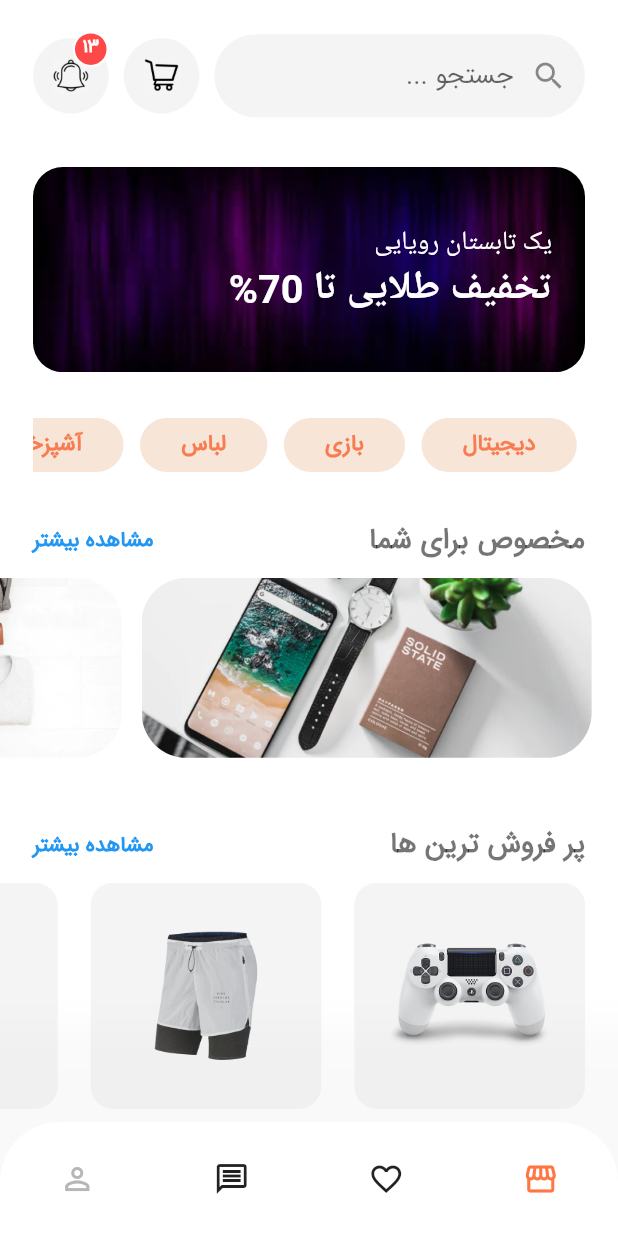
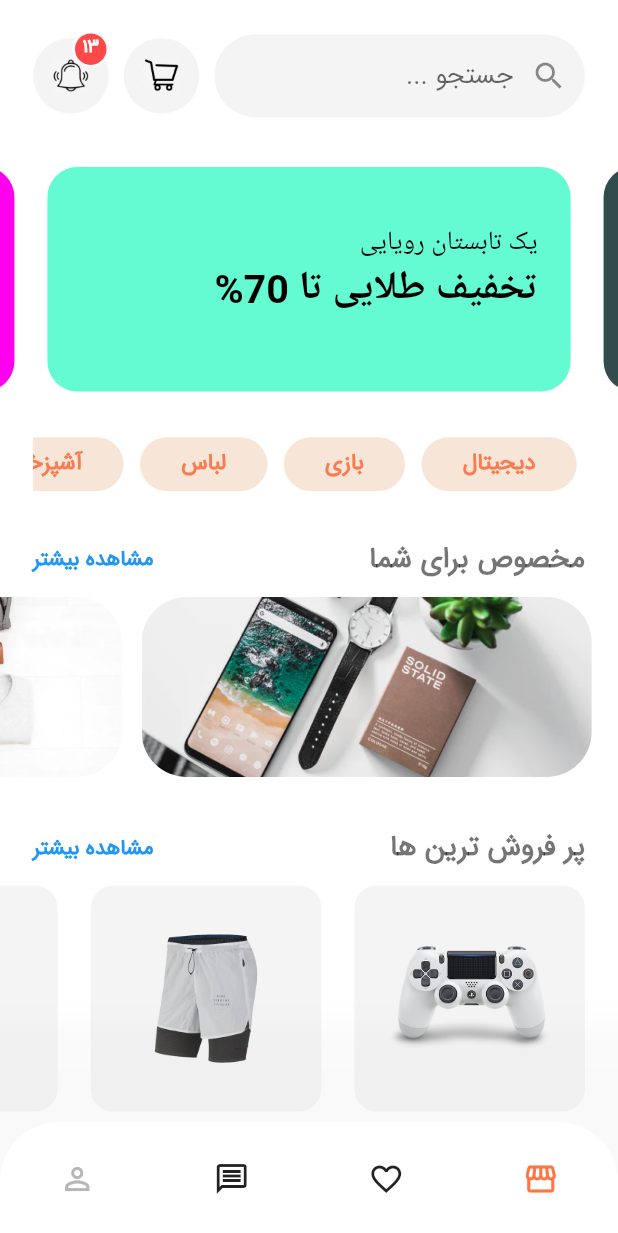
Before and after one commit to KamranGhazi72/rangobooy_flutter, a Flutter app: the HomeScreen screen opened by its route, on a phone screen of 412 x 824 dp. Shown: the top 1233 px of the screen. Run offline on Flutter 3.47's test engine with Material 2 defaults, Android fonts, the phone set to English and light mode, and no system bars; drawn by our look-alikes of carousel_slider.

Commit message:
carousel commit

```diff
--- /dev/null
+++ b/lib/models/slider.dart
@@ -0,0 +1,53 @@
+class MainSlider {
+  String img;
+  String title;
+  String detail;
+  String color;
+
+  MainSlider({this.img, this.title, this.detail, this.color});
+}
+
+List<MainSlider> sliderMain = [
+  MainSlider(
+      img: '0xFF65FBD2',
+      // img: 'assets/images/slider1.jpg',
+      title: 'یک تابستان رویایی',
+      detail: "تخفیف طلایی تا 70%",
+      color: '0xFF000000'),
+  MainSlider(
+      img: '0xFFFF00EF',
+      // img: 'assets/images/slider2.jpg',
+      title: 'یک تابستان رویایی',
+      detail: "تخفیف طلایی تا 70%",
+      color: '0xFFFFFFFF'),
+  MainSlider(
+      img: '0xFF474554',
+      // img: 'assets/images/slider3.jpg',
+      title: 'یک تابستان رویایی',
+      detail: "تخفیف طلایی تا 70%",
+      color: '0xFFFFFFFF'),
+  MainSlider(
+      img: '0xFFFFDB8A',
+      // img: 'assets/images/slider4.jpg',
+      title: 'یک تابستان رویایی',
+      detail: "تخفیف طلایی تا 70%",
+      color: '0xFF008B69'),
+  MainSlider(
+      img: '0xFFB8D6F0',
+      // img: 'assets/images/slider5.png',
+      title: 'یک تابستان رویایی',
+      detail: "تخفیف طلایی تا 70%",
+      color: '0xFF000000'),
+  MainSlider(
+      img: '0xFF65FBD2',
+      // img: 'assets/images/slider6.jpeg',
+      title: 'یک تابستان رویایی',
+      detail: "تخفیف طلایی تا 70%",
+      color: '0xFF8685EF'),
+  MainSlider(
+      img: '0xFF324B4C',
+      // img: 'assets/images/imagesDescount.jpg',
+      title: 'یک تابستان رویایی',
+      detail: "تخفیف طلایی تا 70%",
+      color: '0xFFFFFFFF'),
+];
--- a/lib/screens/home/components/body.dart
+++ b/lib/screens/home/components/body.dart
@@ -1,5 +1,6 @@
 import 'package:flutter/material.dart';
 import 'package:rangobooy/screens/home/components/best_products.dart';
+import 'package:rangobooy/screens/home/components/carousel_slider.dart';
 import 'package:rangobooy/screens/home/components/categories.dart';
 import 'package:rangobooy/screens/home/components/discount_banner.dart';
 import 'package:rangobooy/screens/home/components/home_header.dart';
@@ -16,12 +17,13 @@ class Body extends StatelessWidget {
           SizedBox(height: getProportionateScreenHeight(20)),
           HomeHeader(),
           SizedBox(height: getProportionateScreenHeight(20)),
-          DiscountBanner(),
+          CarouselSliderMain(),
+          // DiscountBanner(),
           SizedBox(height: getProportionateScreenHeight(20)),
           Categories(),
           SizedBox(height: getProportionateScreenHeight(20)),
           SpecialOffers(),
-          SizedBox(height: getProportionateScreenWidth(30)),
+          SizedBox(height: getProportionateScreenWidth(20)),
           BestProducts(),
           SizedBox(height: getProportionateScreenWidth(30)),
         ],
--- /dev/null
+++ b/lib/screens/home/components/carousel_slider.dart
@@ -0,0 +1,71 @@
+import 'package:carousel_slider/carousel_slider.dart';
+import 'package:flutter/material.dart';
+import 'package:rangobooy/models/slider.dart';
+import 'package:rangobooy/size_config.dart';
+
+class CarouselSliderMain extends StatelessWidget {
+  @override
+  Widget build(BuildContext context) {
+    return Container(
+      child: CarouselSlider(
+        options: CarouselOptions(
+          height: 170.0,
+          // aspectRatio: 16 / 9,
+          viewportFraction: 0.9,
+          initialPage: 0,
+          enableInfiniteScroll: true,
+          reverse: false,
+          autoPlay: true,
+          autoPlayInterval: Duration(seconds: 3),
+          autoPlayAnimationDuration: Duration(milliseconds: 800),
+          autoPlayCurve: Curves.easeInOutBack,
+          // enlargeCenterPage: true,
+          scrollDirection: Axis.horizontal,
+        ),
+        items: sliderMain.map((i) {
+          return Builder(
+            builder: (BuildContext context) {
+              return Container(
+                // height: 90,
+                width: double.infinity,
+                margin: EdgeInsets.symmetric(
+                    horizontal: getProportionateScreenWidth(10),
+                    vertical: getProportionateScreenHeight(10)),
+                padding: EdgeInsets.symmetric(
+                  horizontal: getProportionateScreenWidth(20),
+                  vertical: getProportionateScreenWidth(35),
+                ),
+                decoration: BoxDecoration(
+                  // image: DecorationImage(
+                  //     image: AssetImage(i.img), fit: BoxFit.cover),
+                  color: Color(int.parse(i.img)),
+                  borderRadius: BorderRadius.circular(20),
+                ),
+                child: Text.rich(
+                  TextSpan(
+                    style: TextStyle(color: Color(int.parse(i.color))),
+                    children: [
+                      TextSpan(
+                        text: i.title + "\n",
+                        style: TextStyle(
+                          fontSize: getProportionateScreenWidth(16),
+                        ),
+                      ),
+                      TextSpan(
+                        text: i.detail,
+                        style: TextStyle(
+                          fontSize: getProportionateScreenWidth(24),
+                          fontWeight: FontWeight.bold,
+                        ),
+                      ),
+                    ],
+                  ),
+                ),
+              );
+            },
+          );
+        }).toList(),
+      ),
+    );
+  }
+}
--- a/pubspec.yaml
+++ b/pubspec.yaml
@@ -31,6 +31,7 @@ dependencies:
   # The following adds the Cupertino Icons font to your application.
   # Use with the CupertinoIcons class for iOS style icons.
   cupertino_icons: ^1.0.2
+  carousel_slider: ^3.0.0
 
 dev_dependencies:
   flutter_test:
```
Also changed, not shown: assets/images/slider1.jpg (added), assets/images/slider2.jpg (added), assets/images/slider3.jpg (added), assets/images/slider4.jpg (added), assets/images/slider5.png (added), assets/images/slider6.jpeg (added), pubspec.lock.
